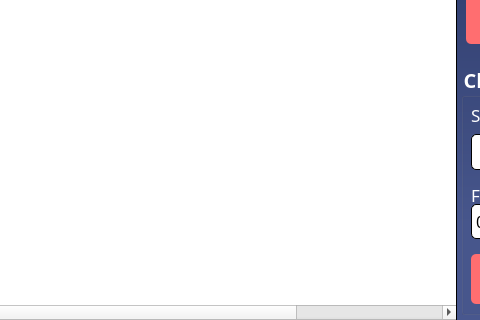
Before: the Qt Designer form MainFrame/Resources/UI/timecard.ui in Maze711/systemPayroll, drawn with Qt 5; both pictures show x 734 to 1214 and y 345 to 665 of the 1442 by 665 pixel window.
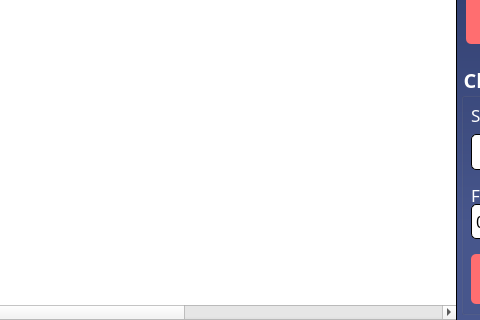
After: the same form once the commit is applied. Icons and pictures are not drawn.

Commit message: Optimize Search and Fix updating sched combox in timecard

What changed in the file:
```diff
--- a/MainFrame/Resources/UI/timecard.ui
+++ b/MainFrame/Resources/UI/timecard.ui
@@ -114,7 +114,7 @@
     <bool>false</bool>
    </property>
    <property name="columnCount">
-    <number>8</number>
+    <number>9</number>
    </property>
    <attribute name="horizontalHeaderVisible">
     <bool>true</bool>
@@ -146,6 +146,11 @@
    <attribute name="verticalHeaderHighlightSections">
     <bool>false</bool>
    </attribute>
+   <column>
+    <property name="text">
+     <string>ID</string>
+    </property>
+   </column>
    <column>
     <property name="text">
      <string>BioNum</string>
```
The commit also changes 1 other file.
